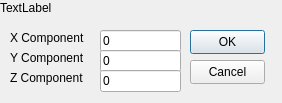
First picture: the form in src/vectorInputDialog.ui, repository thawtar/ampersandCFD, before the edit.
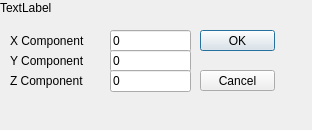
Second picture: the form after the edit.

Diff of the .ui file:
```diff
--- a/src/vectorInputDialog.ui
+++ b/src/vectorInputDialog.ui
@@ -6,8 +6,8 @@
    <rect>
     <x>0</x>
     <y>0</y>
-    <width>282</width>
-    <height>103</height>
+    <width>312</width>
+    <height>130</height>
    </rect>
   </property>
   <property name="windowTitle">
@@ -29,7 +29,7 @@
   <widget class="QLineEdit" name="lineEditX">
    <property name="geometry">
     <rect>
-     <x>100</x>
+     <x>110</x>
      <y>30</y>
      <width>81</width>
      <height>22</height>
@@ -44,8 +44,8 @@
     <rect>
      <x>10</x>
      <y>30</y>
-     <width>81</width>
-     <height>16</height>
+     <width>91</width>
+     <height>21</height>
     </rect>
    </property>
    <property name="text">
@@ -57,8 +57,8 @@
     <rect>
      <x>10</x>
      <y>50</y>
-     <width>81</width>
-     <height>16</height>
+     <width>91</width>
+     <height>21</height>
     </rect>
    </property>
    <property name="text">
@@ -68,7 +68,7 @@
   <widget class="QLineEdit" name="lineEditY">
    <property name="geometry">
     <rect>
-     <x>100</x>
+     <x>110</x>
      <y>50</y>
      <width>81</width>
      <height>22</height>
@@ -83,8 +83,8 @@
     <rect>
      <x>10</x>
      <y>70</y>
-     <width>81</width>
-     <height>16</height>
+     <width>91</width>
+     <height>21</height>
     </rect>
    </property>
    <property name="text">
@@ -94,7 +94,7 @@
   <widget class="QLineEdit" name="lineEditZ">
    <property name="geometry">
     <rect>
-     <x>100</x>
+     <x>110</x>
      <y>70</y>
      <width>81</width>
      <height>22</height>
@@ -107,10 +107,10 @@
   <widget class="QPushButton" name="pushButtonOK">
    <property name="geometry">
     <rect>
-     <x>190</x>
+     <x>200</x>
      <y>30</y>
      <width>75</width>
-     <height>24</height>
+     <height>21</height>
     </rect>
    </property>
    <property name="text">
@@ -120,10 +120,10 @@
   <widget class="QPushButton" name="pushButtonCancel">
    <property name="geometry">
     <rect>
-     <x>190</x>
-     <y>60</y>
+     <x>200</x>
+     <y>70</y>
      <width>75</width>
-     <height>24</height>
+     <height>21</height>
     </rect>
    </property>
    <property name="text">
```
